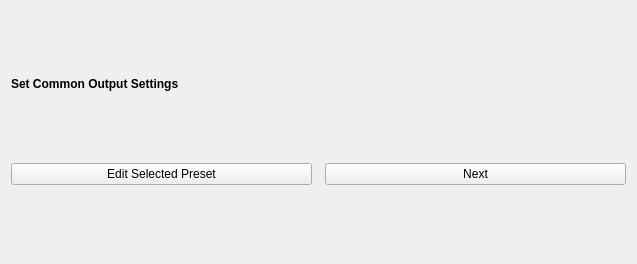
First picture: the form in src/Pages/outputsettingpage.ui, repository keshavbhatt/formatforge, before the edit.
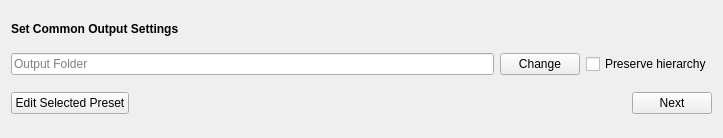
Second picture: the form after the edit.

```diff
--- a/src/Pages/outputsettingpage.ui
+++ b/src/Pages/outputsettingpage.ui
@@ -6,8 +6,8 @@
    <rect>
     <x>0</x>
     <y>0</y>
-    <width>637</width>
-    <height>264</height>
+    <width>723</width>
+    <height>138</height>
    </rect>
   </property>
   <property name="windowTitle">
@@ -35,6 +35,34 @@
    <item>
     <layout class="QVBoxLayout" name="presetSelectorLayout"/>
    </item>
+   <item>
+    <layout class="QGridLayout" name="gridLayout">
+     <property name="leftMargin">
+      <number>0</number>
+     </property>
+     <item row="0" column="0">
+      <widget class="QLineEdit" name="lineEdit">
+       <property name="placeholderText">
+        <string>Output Folder</string>
+       </property>
+      </widget>
+     </item>
+     <item row="0" column="1">
+      <widget class="QPushButton" name="nextPushButton_2">
+       <property name="text">
+        <string>Change</string>
+       </property>
+      </widget>
+     </item>
+     <item row="0" column="2">
+      <widget class="QCheckBox" name="checkBox">
+       <property name="text">
+        <string>Preserve hierarchy</string>
+       </property>
+      </widget>
+     </item>
+    </layout>
+   </item>
    <item>
     <layout class="QHBoxLayout" name="horizontalLayout_2">
      <property name="topMargin">
@@ -52,6 +80,12 @@
        <property name="orientation">
         <enum>Qt::Horizontal</enum>
        </property>
+       <property name="sizeHint" stdset="0">
+        <size>
+         <width>40</width>
+         <height>20</height>
+        </size>
+       </property>
       </spacer>
      </item>
      <item>
```
